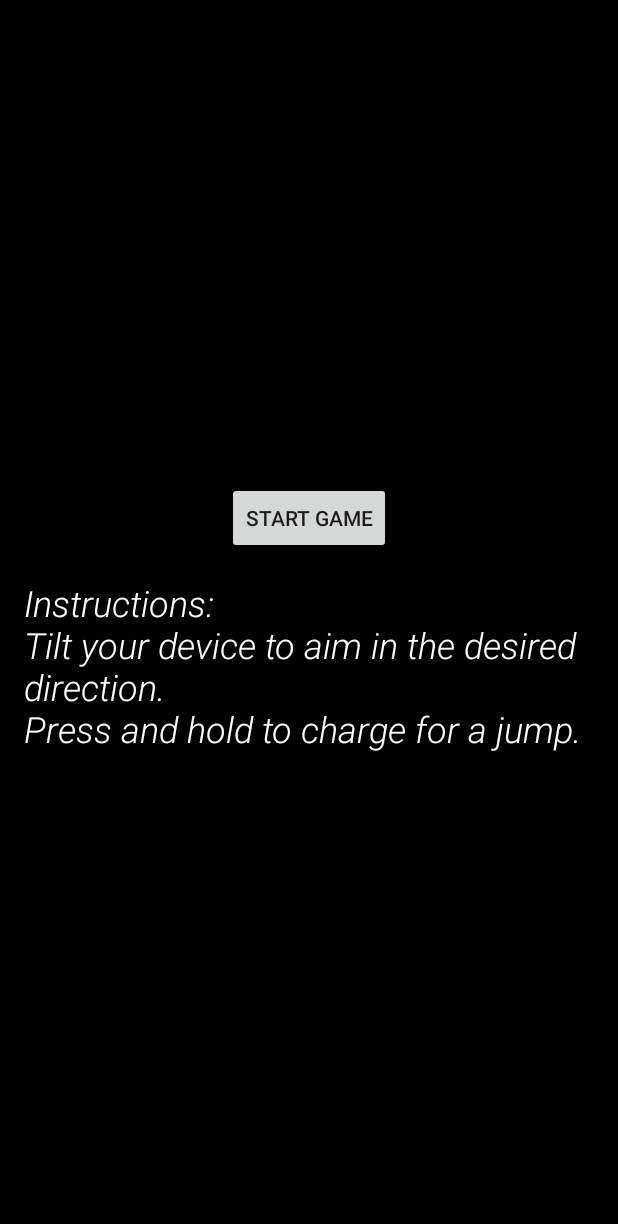
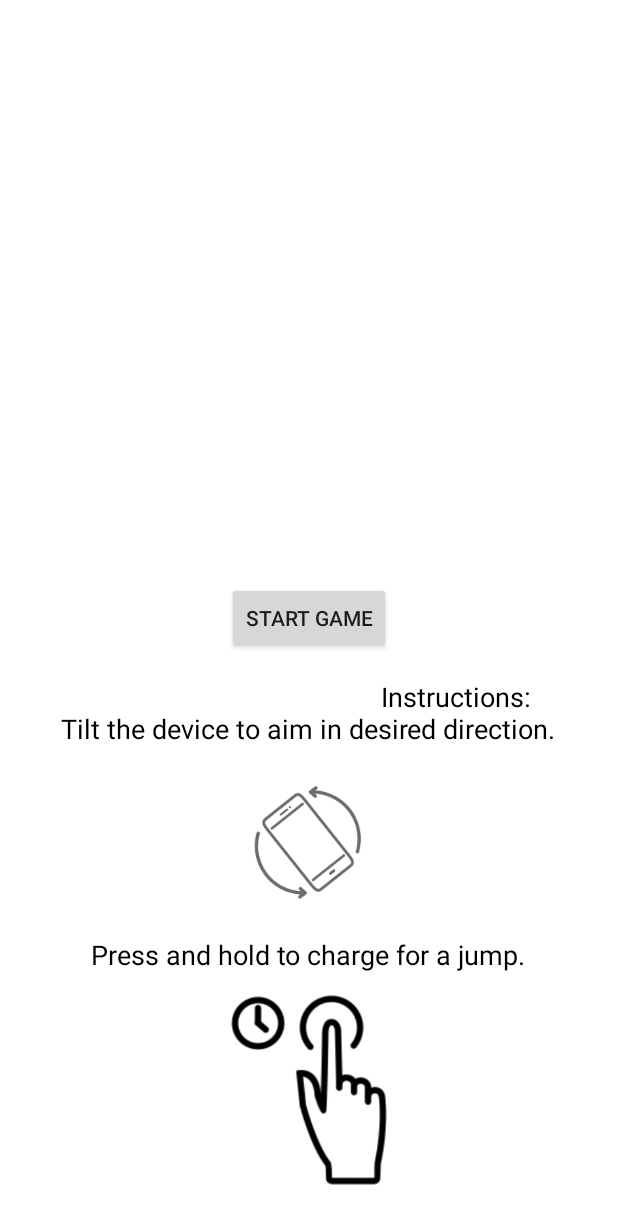
Before and after one commit to rps9/EC_327_Project, an Android app: the screen it shows after launch (StartScreen), on a phone screen of 412 x 824 dp. Shown: the top 1224 px of the screen. Run offline under Robolectric (Android 15) with nearby library versions, the phone set to English and light mode, and no system bars.

Commit message:
startscree

```diff
--- a/app/src/main/res/layout/startscreen.xml
+++ b/app/src/main/res/layout/startscreen.xml
@@ -3,12 +3,11 @@
     xmlns:android="http://schemas.android.com/apk/res/android"
     android:layout_width="match_parent"
     android:layout_height="match_parent"
-    android:background="#000000"
-    android:gravity="center"
     android:paddingLeft="16dp"
     android:paddingTop="16dp"
     android:paddingRight="16dp"
     android:paddingBottom="16dp"
+    android:background="#FFFFFF"
     tools:context=".StartScreen">
 
     <Button
@@ -16,8 +15,7 @@
         android:layout_width="wrap_content"
         android:layout_height="wrap_content"
         android:text="Start Game"
-        android:layout_centerHorizontal="true"
-        android:layout_centerVertical="true" />
+        android:layout_centerInParent="true"/>
 
     <TextView
         android:id="@+id/instructionsTextView"
@@ -25,11 +23,38 @@
         android:layout_height="wrap_content"
         android:layout_below="@id/startGameButton"
         android:layout_marginTop="16dp"
-        android:text="Instructions: \nTilt your device to aim in the desired direction.\nPress and hold to charge for a jump."
-        android:textSize="24sp"
-        android:textColor="#FFFFFF"
+        android:text="\t\t\t\t\t\t\t\t\t\t\t\t\t\t\t\tInstructions: \nTilt the device to aim in desired direction."
+        android:textSize="18sp"
+        android:textColor="#000000"
+        android:layout_centerHorizontal="true" />
+
+    <ImageView
+        android:id="@+id/tiltImageView"
+        android:layout_width="110dp"
+        android:layout_height="110dp"
+        android:src="@drawable/img"
+        android:layout_below="@id/instructionsTextView"
         android:layout_centerHorizontal="true"
-        android:fontFamily="sans-serif-light"
-        android:textStyle="italic" />
+        android:layout_marginTop="8dp"/>
+
+    <TextView
+        android:id="@+id/chargeForJumpTextView"
+        android:layout_width="wrap_content"
+        android:layout_height="wrap_content"
+        android:layout_below="@id/tiltImageView"
+        android:layout_marginTop="8dp"
+        android:text="Press and hold to charge for a jump."
+        android:textSize="18sp"
+        android:textColor="#000000"
+        android:layout_centerHorizontal="true" />
+
+    <ImageView
+        android:id="@+id/img1ImageView"
+        android:layout_width="140dp"
+        android:layout_height="140dp"
+        android:src="@drawable/img_1"
+        android:layout_below="@id/chargeForJumpTextView"
+        android:layout_centerHorizontal="true"
+        android:layout_marginTop="8dp"/>
 
 </RelativeLayout>
```
Also changed, not shown: app/src/main/res/drawable/img.png (added), app/src/main/res/drawable/img_1.png (added).
